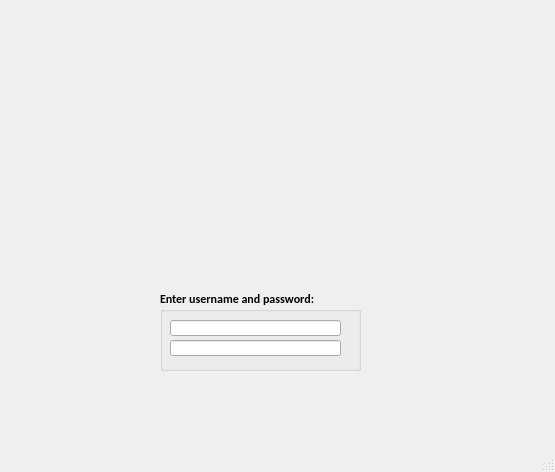
Above: QtCafeWorkforceManager/mainwindow.ui from wreathe-unreal/CSIT314-Project before the change. Below: the same form after it.
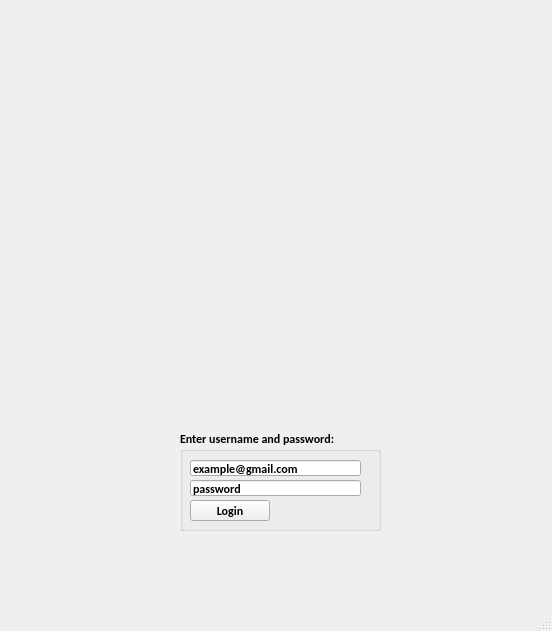
That is the form after the change. Icons and pictures are not drawn.

Commit message: Password Hashing + Logo Screen

The edit to the form file:
```diff
--- a/QtCafeWorkforceManager/mainwindow.ui
+++ b/QtCafeWorkforceManager/mainwindow.ui
@@ -6,40 +6,21 @@
    <rect>
     <x>0</x>
     <y>0</y>
-    <width>555</width>
-    <height>472</height>
+    <width>552</width>
+    <height>631</height>
    </rect>
   </property>
   <property name="windowTitle">
    <string>MainWindow</string>
   </property>
   <widget class="QWidget" name="centralwidget">
-   <widget class="QLabel" name="label">
-    <property name="geometry">
-     <rect>
-      <x>90</x>
-      <y>70</y>
-      <width>331</width>
-      <height>221</height>
-     </rect>
-    </property>
-    <property name="text">
-     <string/>
-    </property>
-    <property name="pixmap">
-     <pixmap>Untitled.png</pixmap>
-    </property>
-    <property name="scaledContents">
-     <bool>true</bool>
-    </property>
-   </widget>
    <widget class="QGroupBox" name="groupBox">
     <property name="geometry">
      <rect>
-      <x>160</x>
-      <y>290</y>
+      <x>180</x>
+      <y>430</y>
       <width>201</width>
-      <height>81</height>
+      <height>101</height>
      </rect>
     </property>
     <property name="font">
@@ -62,6 +43,9 @@
        <height>16</height>
       </rect>
      </property>
+     <property name="text">
+      <string>example@gmail.com</string>
+     </property>
     </widget>
     <widget class="QLineEdit" name="lineEdit_2">
      <property name="geometry">
@@ -72,7 +56,42 @@
        <height>16</height>
       </rect>
      </property>
+     <property name="text">
+      <string>password</string>
+     </property>
     </widget>
+    <widget class="QPushButton" name="LoginButton">
+     <property name="geometry">
+      <rect>
+       <x>10</x>
+       <y>70</y>
+       <width>80</width>
+       <height>21</height>
+      </rect>
+     </property>
+     <property name="text">
+      <string>Login</string>
+     </property>
+    </widget>
+   </widget>
+   <widget class="QLabel" name="label">
+    <property name="geometry">
+     <rect>
+      <x>110</x>
+      <y>210</y>
+      <width>311</width>
+      <height>211</height>
+     </rect>
+    </property>
+    <property name="text">
+     <string/>
+    </property>
+    <property name="pixmap">
+     <pixmap resource="CafeResources.qrc">:/content/Copy of Untitled.png</pixmap>
+    </property>
+    <property name="scaledContents">
+     <bool>true</bool>
+    </property>
    </widget>
   </widget>
   <widget class="QMenuBar" name="menubar">
```
Left out of the diff: 10 changed lines with no effect on the pictures. The commit also changes 8 other files.
